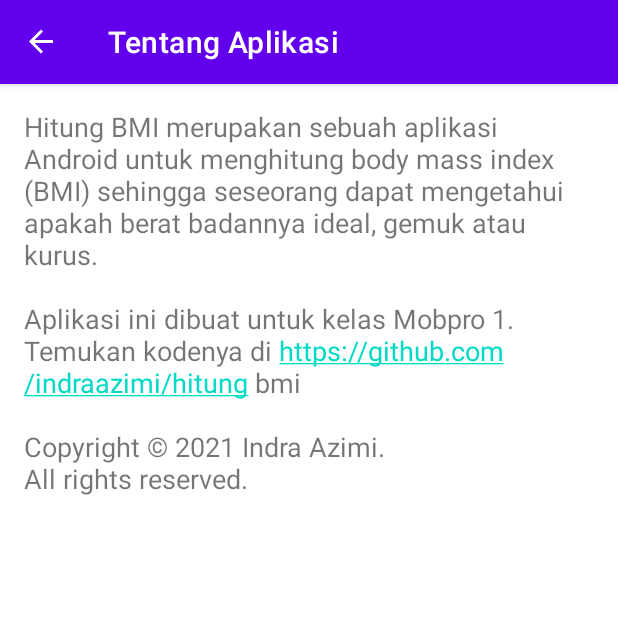
After one commit to D3IF-Cool/4303-hitung-bmi-ihsannuddin, an Android app: the AboutFragment screen opened through its navigation route, on a phone screen of 412 x 824 dp, the top half of it. The commit adds this screen. Run offline under Robolectric (Android 15) with nearby library versions, the phone set to English and light mode, and no system bars; our stand-ins replace navigation-ui.

Commit message:
Membuat navigasi menggunakan menu

```diff
--- /dev/null
+++ b/app/src/main/java/org/d3if0043/hitungbmi/ui/AboutFragment.kt
@@ -0,0 +1,5 @@
+package org.d3if0043.hitungbmi.ui
+import androidx.fragment.app.Fragment
+import org.d3if0043.hitungbmi.R
+
+class AboutFragment : Fragment(R.layout.fragment_about)
--- a/app/src/main/java/org/d3if0043/hitungbmi/ui/HitungFragment.kt
+++ b/app/src/main/java/org/d3if0043/hitungbmi/ui/HitungFragment.kt
@@ -2,12 +2,11 @@ package org.d3if0043.hitungbmi.ui
 
 import android.os.Bundle
 import android.text.TextUtils
-import android.view.LayoutInflater
-import android.view.View
-import android.view.ViewGroup
+import android.view.*
 import android.widget.Toast
 import androidx.fragment.app.Fragment
 import androidx.navigation.findNavController
+import androidx.navigation.fragment.findNavController
 import org.d3if0043.hitungbmi.R
 import org.d3if0043.hitungbmi.data.KategoriBmi
 import org.d3if0043.hitungbmi.databinding.FragmentHitungBinding
@@ -30,6 +29,7 @@ class HitungFragment : Fragment() {
 
             )
         }
+        setHasOptionsMenu(true)
         return binding.root
     }
 
@@ -81,4 +81,17 @@ class HitungFragment : Fragment() {
         }
         return getString(stringRes)
     }
+
+    override fun onCreateOptionsMenu(menu: Menu, inflater: MenuInflater) {
+        super.onCreateOptionsMenu(menu, inflater)
+        inflater.inflate(R.menu.options_menu, menu)
+    } override fun onOptionsItemSelected(item: MenuItem): Boolean {
+        if (item.itemId == R.id.menu_about) {
+            findNavController().navigate(
+                R.id.action_hitungFragment_to_aboutFragment)
+            return true
+        }
+        return super.onOptionsItemSelected(item)
+    }
+
 }
--- /dev/null
+++ b/app/src/main/res/layout/fragment_about.xml
@@ -0,0 +1,8 @@
+<?xml version="1.0" encoding="utf-8"?>
+<TextView xmlns:android="http://schemas.android.com/apk/res/android"
+    android:layout_width="match_parent"
+    android:layout_height="match_parent"
+    android:layout_margin="16dp"
+    android:autoLink="web"
+    android:text="@string/copyright"
+    android:textSize="18sp" />
--- /dev/null
+++ b/app/src/main/res/menu/options_menu.xml
@@ -0,0 +1,8 @@
+<?xml version="1.0" encoding="utf-8"?>
+<menu xmlns:android="http://schemas.android.com/apk/res/android"
+    xmlns:app="http://schemas.android.com/apk/res-auto">
+    <item
+        android:id="@+id/menu_about"
+        android:title="@string/tentang_aplikasi"
+        app:showAsAction="never" />
+</menu>
--- a/app/src/main/res/values/strings.xml
+++ b/app/src/main/res/values/strings.xml
@@ -26,7 +26,11 @@ menentukan apakah berat badanmu ideal atau tidak. Cobalah sekarang!</string>
     <string name="saran_gemuk">Cobalah untuk olahraga lari. Kemanapun boleh,
     asal tidak lari dari kehidupan.</string>
     <string name="lihat_saran">Lihat Saran</string>
-
+    <string name="copyright">Hitung BMI merupakan sebuah aplikasi Android untuk
+    menghitung body mass index (BMI) sehingga seseorang dapat mengetahui apakah
+    berat badannya ideal, gemuk atau kurus.\n\nAplikasi ini dibuat untuk kelas
+    Mobpro 1. Temukan kodenya di https://github.com/indraazimi/hitung bmi\n\nCopyright © 2021 Indra Azimi.\nAll rights reserved.</string>
+    <string name="tentang_aplikasi">Tentang Aplikasi</string>
 
 
 
```
Also changed, not shown: app/src/main/res/navigation/navigation.xml (+8 -0 lines).
